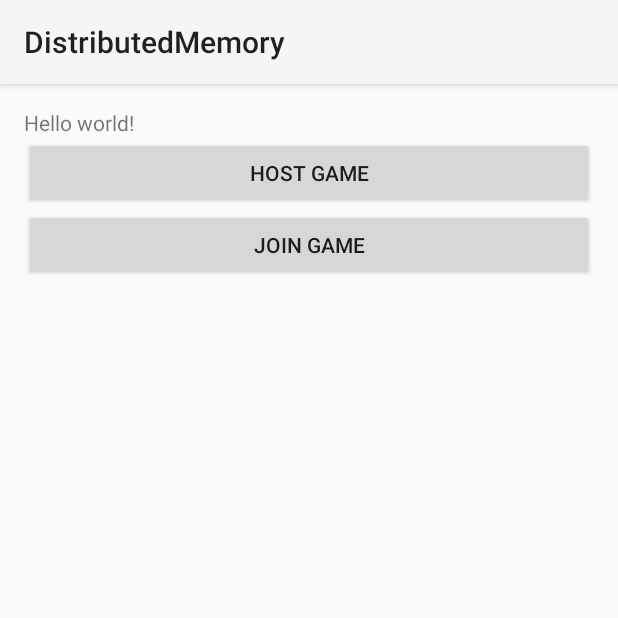
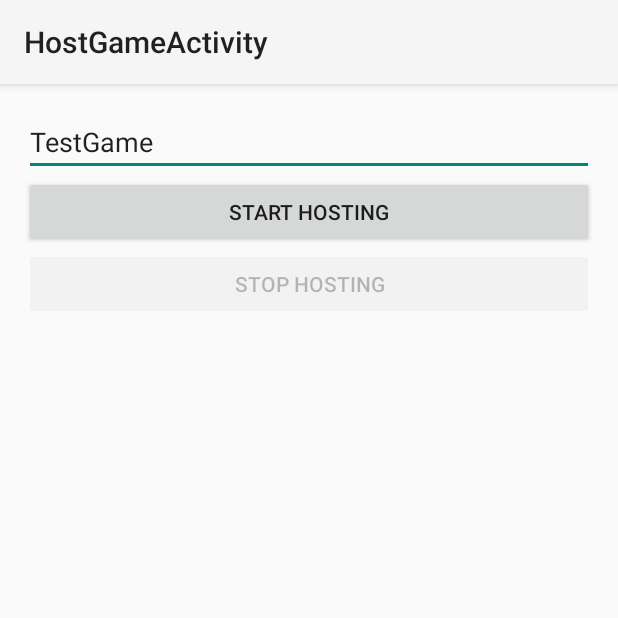
Before and after one commit to h4091/FlippyPairs, an Android app: the screen it shows after launch (MainActivity before the commit, HostGameActivity after it), after a tap on "HOST GAME", on a phone screen of 412 x 824 dp, the top half of it. Run offline under Robolectric (Android 15) with nearby library versions, the phone set to English and light mode, and no system bars.

Commit message:
network: added p2p service registration and discovery

```diff
--- a/app/build.gradle
+++ b/app/build.gradle
@@ -6,7 +6,7 @@ android {
 
     defaultConfig {
         applicationId "org.faudroids.distributedmemory"
-        minSdkVersion 14
+        minSdkVersion 16
         targetSdkVersion 21
         versionCode 1
         versionName "1.0"
--- /dev/null
+++ b/app/src/main/java/org/faudroids/distributedmemory/HostGameActivity.java
@@ -0,0 +1,83 @@
+package org.faudroids.distributedmemory;
+
+import android.app.Activity;
+import android.content.Context;
+import android.net.wifi.p2p.WifiP2pManager;
+import android.os.Bundle;
+import android.view.View;
+import android.widget.Button;
+import android.widget.EditText;
+
+import org.faudroids.distributedmemory.network.P2pManager;
+import org.faudroids.distributedmemory.network.ServiceRegistrationListener;
+
+
+public class HostGameActivity extends Activity implements
+		ServiceRegistrationListener,
+		View.OnClickListener {
+
+
+	/*
+	private final IntentFilter intentFilter = new IntentFilter();
+	{
+		intentFilter.addAction(WIFI_P2P_STATE_CHANGED_ACTION);
+		intentFilter.addAction(WIFI_P2P_PEERS_CHANGED_ACTION);
+		intentFilter.addAction(WIFI_P2P_CONNECTION_CHANGED_ACTION);
+		intentFilter.addAction(WIFI_P2P_THIS_DEVICE_CHANGED_ACTION);
+	}
+	private BroadcastReceiver receiver;
+	*/
+
+	private P2pManager p2pManager;
+
+	private Button startHostButton;
+	private Button stopHostButton;
+	private EditText serviceNameEditText;
+
+
+	@Override
+	protected void onCreate(Bundle savedInstanceState) {
+		super.onCreate(savedInstanceState);
+		setContentView(R.layout.activity_host_game);
+
+		WifiP2pManager wifiP2pManager = (WifiP2pManager) getSystemService(Context.WIFI_P2P_SERVICE);
+		this.p2pManager = new P2pManager(wifiP2pManager, wifiP2pManager.initialize(this, getMainLooper(), null));
+
+		this.startHostButton = (Button) findViewById(R.id.host_start);
+		this.stopHostButton = (Button) findViewById(R.id.host_stop);
+		this.serviceNameEditText = (EditText) findViewById(R.id.host_name);
+
+		startHostButton.setOnClickListener(this);
+		stopHostButton.setOnClickListener(this);
+	}
+
+
+	@Override
+	public void onClick(View v) {
+		v.setEnabled(false);
+		switch(v.getId()) {
+			case R.id.host_start:
+				p2pManager.startServiceRegistration(serviceNameEditText.getText().toString(), this);
+				p2pManager.startServiceDiscovery();
+				break;
+
+			case R.id.host_stop:
+				p2pManager.stopServiceRegistration();
+				startHostButton.setEnabled(true);
+				break;
+		}
+	}
+
+
+	@Override
+	public void onRegistrationSuccess(String serviceName) {
+		stopHostButton.setEnabled(true);
+	}
+
+
+	@Override
+	public void onRegistrationError(String serviceName) {
+		startHostButton.setEnabled(true);
+	}
+
+}
--- a/app/src/main/java/org/faudroids/distributedmemory/MainActivity.java
+++ b/app/src/main/java/org/faudroids/distributedmemory/MainActivity.java
@@ -1,9 +1,9 @@
 package org.faudroids.distributedmemory;
 
 import android.app.Activity;
+import android.content.Intent;
 import android.os.Bundle;
 import android.view.View;
-import android.widget.Toast;
 
 
 public class MainActivity extends Activity implements View.OnClickListener {
@@ -22,11 +22,11 @@ public class MainActivity extends Activity implements View.OnClickListener {
 	public void onClick(View view) {
 		switch(view.getId()) {
 			case R.id.game_host:
-				Toast.makeText(this, "Hosting game", Toast.LENGTH_SHORT).show();
+				startActivity(new Intent(this, HostGameActivity.class));
 				break;
 
 			case R.id.game_join:
-				Toast.makeText(this, "Joining game", Toast.LENGTH_SHORT).show();
+				startActivity(new Intent(this, ClientGameActivity.class));
 				break;
 		}
 	}
--- /dev/null
+++ b/app/src/main/java/org/faudroids/distributedmemory/network/ServiceDiscoveryListener.java
@@ -0,0 +1,8 @@
+package org.faudroids.distributedmemory.network;
+
+
+public interface ServiceDiscoveryListener {
+
+	public void onNewService(String serviceName);
+
+}
--- /dev/null
+++ b/app/src/main/java/org/faudroids/distributedmemory/network/ServiceRegistrationListener.java
@@ -0,0 +1,9 @@
+package org.faudroids.distributedmemory.network;
+
+
+public interface ServiceRegistrationListener {
+
+	public void onRegistrationSuccess(String serviceName);
+	public void onRegistrationError(String serviceName);
+
+}
--- /dev/null
+++ b/app/src/main/res/layout/activity_host_game.xml
@@ -0,0 +1,30 @@
+<LinearLayout xmlns:android="http://schemas.android.com/apk/res/android"
+                android:layout_width="match_parent"
+                android:layout_height="match_parent"
+                android:orientation="vertical"
+                android:paddingLeft="@dimen/activity_horizontal_margin"
+                android:paddingRight="@dimen/activity_horizontal_margin"
+                android:paddingTop="@dimen/activity_vertical_margin"
+                android:paddingBottom="@dimen/activity_vertical_margin">
+
+    <EditText
+        android:id="@+id/host_name"
+        android:layout_width="match_parent"
+        android:layout_height="wrap_content"
+        android:text="@string/host_default_service"
+        />
+
+    <Button
+        android:id="@+id/host_start"
+        android:layout_width="match_parent"
+        android:layout_height="wrap_content"
+        android:text="@string/host_start" />
+
+    <Button
+        android:id="@+id/host_stop"
+        android:layout_width="match_parent"
+        android:layout_height="wrap_content"
+        android:enabled="false"
+        android:text="@string/host_stop" />
+
+</LinearLayout>
--- a/app/src/main/res/values/strings.xml
+++ b/app/src/main/res/values/strings.xml
@@ -4,8 +4,12 @@
     <string name="app_name">DistributedMemory</string>
     <string name="hello_world">Hello world!</string>
     <string name="action_settings">Settings</string>
-
     <string name="game_host">Host Game</string>
     <string name="game_join">Join Game</string>
+    <string name="title_activity_host_game">HostGameActivity</string>
+
+    <string name="host_default_service">TestGame</string>
+    <string name="host_start">Start hosting</string>
+    <string name="host_stop">Stop hosting</string>
 
 </resources>
```
Also changed, not shown: app/src/main/AndroidManifest.xml (+15 -0 lines), app/src/main/java/org/faudroids/distributedmemory/ClientGameActivity.java (added, +50 -0 lines), app/src/main/java/org/faudroids/distributedmemory/network/P2pManager.java (added, +142 -0 lines), app/src/main/java/org/faudroids/distributedmemory/network/WiFiDirectBroadcastReceiver.java (added, +84 -0 lines).
